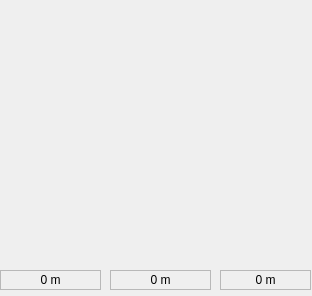
The window that stdr_gui/ui/laserVisualization.ui (stdr-simulator-ros-pkg/stdr_simulator) describes before a commit, drawn with Qt 5.
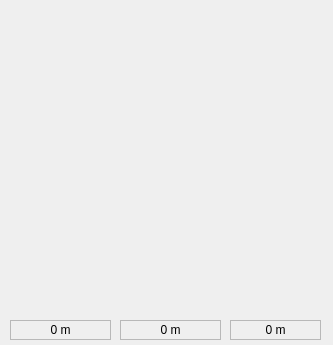
The same window after the commit.

Commit message: Laser visualization fixed

```diff
--- a/stdr_gui/ui/laserVisualization.ui
+++ b/stdr_gui/ui/laserVisualization.ui
@@ -6,18 +6,36 @@
    <rect>
     <x>0</x>
     <y>0</y>
-    <width>312</width>
-    <height>296</height>
+    <width>333</width>
+    <height>345</height>
    </rect>
   </property>
+  <property name="sizePolicy">
+   <sizepolicy hsizetype="Fixed" vsizetype="Fixed">
+    <horstretch>0</horstretch>
+    <verstretch>0</verstretch>
+   </sizepolicy>
+  </property>
+  <property name="minimumSize">
+   <size>
+    <width>333</width>
+    <height>345</height>
+   </size>
+  </property>
+  <property name="maximumSize">
+   <size>
+    <width>333</width>
+    <height>345</height>
+   </size>
+  </property>
   <property name="windowTitle">
    <string>Form</string>
   </property>
   <widget class="QLabel" name="laserMean">
    <property name="geometry">
     <rect>
-     <x>110</x>
-     <y>270</y>
+     <x>120</x>
+     <y>320</y>
      <width>101</width>
      <height>20</height>
     </rect>
@@ -41,8 +59,8 @@
   <widget class="QLabel" name="laserMax">
    <property name="geometry">
     <rect>
-     <x>220</x>
-     <y>270</y>
+     <x>230</x>
+     <y>320</y>
      <width>91</width>
      <height>20</height>
     </rect>
@@ -66,8 +84,8 @@
   <widget class="QLabel" name="laserMin">
    <property name="geometry">
     <rect>
-     <x>0</x>
-     <y>270</y>
+     <x>10</x>
+     <y>320</y>
      <width>101</width>
      <height>20</height>
     </rect>
@@ -92,11 +110,23 @@
    <property name="geometry">
     <rect>
      <x>10</x>
-     <y>10</y>
-     <width>291</width>
-     <height>251</height>
+     <y>0</y>
+     <width>310</width>
+     <height>310</height>
     </rect>
    </property>
+   <property name="minimumSize">
+    <size>
+     <width>310</width>
+     <height>310</height>
+    </size>
+   </property>
+   <property name="maximumSize">
+    <size>
+     <width>310</width>
+     <height>310</height>
+    </size>
+   </property>
    <property name="text">
     <string/>
    </property>
```
The commit also changes 3 other files.
